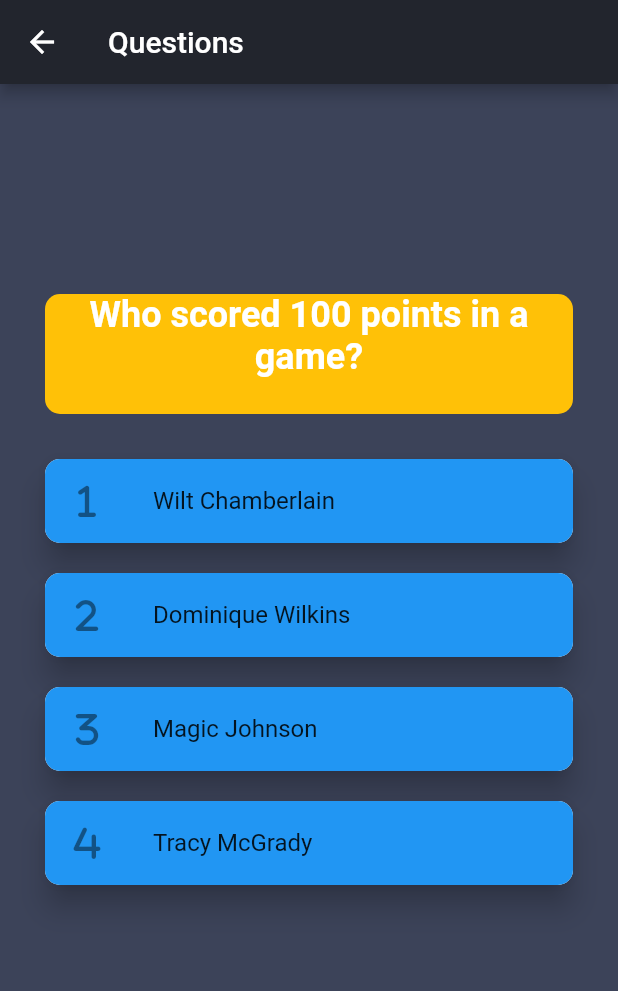
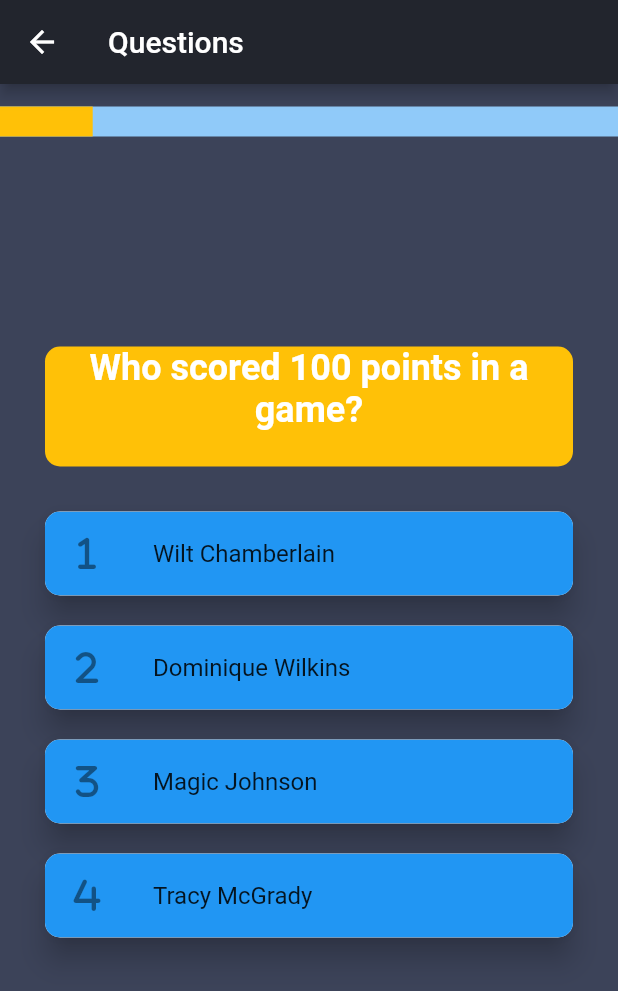
Before and after one commit to soulandbone/trivia_app, a Flutter app: the QuestionsScreen screen opened by its route, on a phone screen of 412 x 824 dp. Shown: the top 991 px of the screen. Run offline on Flutter 3.47's test engine with Material 2 defaults, Android fonts, the phone set to English and light mode, and no system bars; our stand-ins replace font_awesome_flutter, gap.

Commit message:
added linear progress indicator widget, still WIP

```diff
--- a/lib/widgets/answers.dart
+++ b/lib/widgets/answers.dart
@@ -50,7 +50,6 @@ class _AnswersState extends State<Answers> {
         tileColor:
             pressed ? (correct ? Colors.green : Colors.red) : Colors.blue,
 
-        // Should be that starts with base blue, and then changes to red or green depending on the answer
         leading: icons[widget.number], //Text('$number.'),
         title: Text(widget.optionText),
       ),
--- a/lib/widgets/composed_widgets/quiz.dart
+++ b/lib/widgets/composed_widgets/quiz.dart
@@ -1,5 +1,6 @@
 import 'package:flutter/material.dart';
 import 'package:gap/gap.dart';
+import '../quiz_progress.dart';
 
 import '../answers.dart';
 import '../question.dart';
@@ -12,6 +13,7 @@ class Quiz extends StatelessWidget {
   @override
   Widget build(BuildContext context) {
     return Column(mainAxisAlignment: MainAxisAlignment.center, children: [
+      QuizzProgress(),
       const Gap(120),
       Center(child: Question(question: '${questionsAnswers[0]['question']}')),
       Expanded(
--- /dev/null
+++ b/lib/widgets/quiz_progress.dart
@@ -0,0 +1,22 @@
+import 'package:flutter/material.dart';
+
+class QuizzProgress extends StatefulWidget {
+  const QuizzProgress({super.key});
+
+  @override
+  State<QuizzProgress> createState() => _QuizzProgressState();
+}
+
+class _QuizzProgressState extends State<QuizzProgress> {
+  @override
+  Widget build(BuildContext context) {
+    return Container(
+      margin: EdgeInsets.only(top: 15),
+      child: LinearProgressIndicator(
+        minHeight: 20,
+        color: Colors.amber,
+        value: 0.15,
+      ),
+    );
+  }
+}
```
